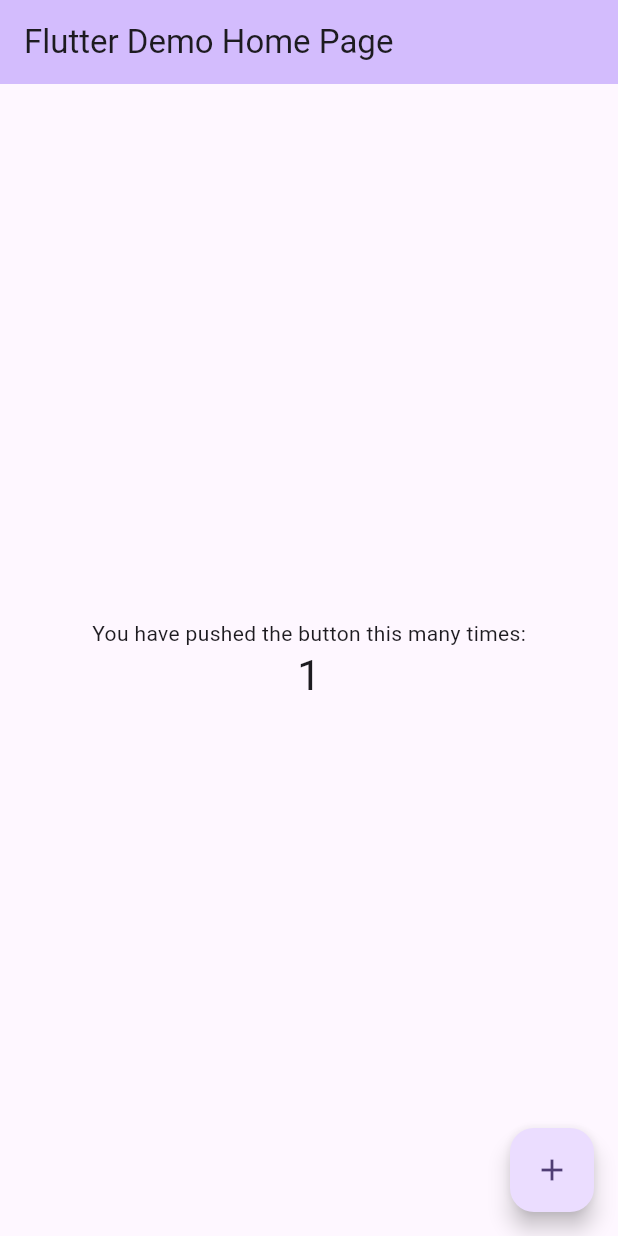
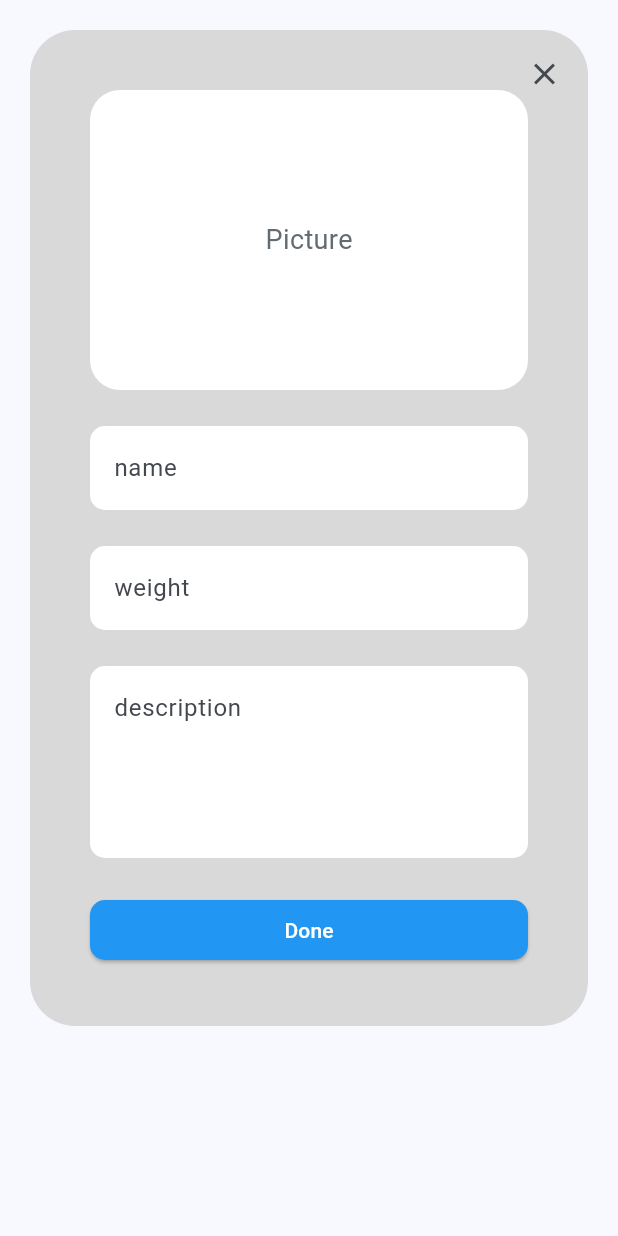
Before and after one commit to irdacin/koda, a Flutter app: the screen it shows after launch, after a tap on the "add" icon, on a phone screen of 412 x 824 dp. Run offline on Flutter 3.47's test engine with Material 3 defaults, Android fonts, the phone set to English and light mode, and no system bars.

Commit message:
Added form item page

```diff
--- a/lib/main.dart
+++ b/lib/main.dart
@@ -1,4 +1,5 @@
 import 'package:flutter/material.dart';
+import 'package:koda/pages/home_page.dart';
 
 void main() {
   runApp(const MyApp());
@@ -7,119 +8,16 @@ void main() {
 class MyApp extends StatelessWidget {
   const MyApp({super.key});
 
-  // This widget is the root of your application.
   @override
   Widget build(BuildContext context) {
     return MaterialApp(
       title: 'Flutter Demo',
       theme: ThemeData(
-        // This is the theme of your application.
-        //
-        // TRY THIS: Try running your application with "flutter run". You'll see
-        // the application has a purple toolbar. Then, without quitting the app,
-        // try changing the seedColor in the colorScheme below to Colors.green
-        // and then invoke "hot reload" (save your changes or press the "hot
-        // reload" button in a Flutter-supported IDE, or press "r" if you used
-        // the command line to start the app).
-        //
-        // Notice that the counter didn't reset back to zero; the application
-        // state is not lost during the reload. To reset the state, use hot
-        // restart instead.
-        //
-        // This works for code too, not just values: Most code changes can be
-        // tested with just a hot reload.
-        colorScheme: ColorScheme.fromSeed(seedColor: Colors.deepPurple),
+        colorScheme: ColorScheme.fromSeed(seedColor: Colors.blue),
         useMaterial3: true,
       ),
-      home: const MyHomePage(title: 'Flutter Demo Home Page'),
+      debugShowCheckedModeBanner: false,
+      home: const HomePage(),
     );
   }
 }
-
-class MyHomePage extends StatefulWidget {
-  const MyHomePage({super.key, required this.title});
-
-  // This widget is the home page of your application. It is stateful, meaning
-  // that it has a State object (defined below) that contains fields that affect
-  // how it looks.
-
-  // This class is the configuration for the state. It holds the values (in this
-  // case the title) provided by the parent (in this case the App widget) and
-  // used by the build method of the State. Fields in a Widget subclass are
-  // always marked "final".
-
-  final String title;
-
-  @override
-  State<MyHomePage> createState() => _MyHomePageState();
-}
-
-class _MyHomePageState extends State<MyHomePage> {
-  int _counter = 0;
-
-  void _incrementCounter() {
-    setState(() {
-      // This call to setState tells the Flutter framework that something has
-      // changed in this State, which causes it to rerun the build method below
-      // so that the display can reflect the updated values. If we changed
-      // _counter without calling setState(), then the build method would not be
-      // called again, and so nothing would appear to happen.
-      _counter++;
-    });
-  }
-
-  @override
-  Widget build(BuildContext context) {
-    // This method is rerun every time setState is called, for instance as done
-    // by the _incrementCounter method above.
-    //
-    // The Flutter framework has been optimized to make rerunning build methods
-    // fast, so that you can just rebuild anything that needs updating rather
-    // than having to individually change instances of widgets.
-    return Scaffold(
-      appBar: AppBar(
-        // TRY THIS: Try changing the color here to a specific color (to
-        // Colors.amber, perhaps?) and trigger a hot reload to see the AppBar
-        // change color while the other colors stay the same.
-        backgroundColor: Theme.of(context).colorScheme.inversePrimary,
-        // Here we take the value from the MyHomePage object that was created by
-        // the App.build method, and use it to set our appbar title.
-        title: Text(widget.title),
-      ),
-      body: Center(
-        // Center is a layout widget. It takes a single child and positions it
-        // in the middle of the parent.
-        child: Column(
-          // Column is also a layout widget. It takes a list of children and
-          // arranges them vertically. By default, it sizes itself to fit its
-          // children horizontally, and tries to be as tall as its parent.
-          //
-          // Column has various properties to control how it sizes itself and
-          // how it positions its children. Here we use mainAxisAlignment to
-          // center the children vertically; the main axis here is the vertical
-          // axis because Columns are vertical (the cross axis would be
-          // horizontal).
-          //
-          // TRY THIS: Invoke "debug painting" (choose the "Toggle Debug Paint"
-          // action in the IDE, or press "p" in the console), to see the
-          // wireframe for each widget.
-          mainAxisAlignment: MainAxisAlignment.center,
-          children: <Widget>[
-            const Text(
-              'You have pushed the button this many times:',
-            ),
-            Text(
-              '$_counter',
-              style: Theme.of(context).textTheme.headlineMedium,
-            ),
-          ],
-        ),
-      ),
-      floatingActionButton: FloatingActionButton(
-        onPressed: _incrementCounter,
-        tooltip: 'Increment',
-        child: const Icon(Icons.add),
-      ), // This trailing comma makes auto-formatting nicer for build methods.
-    );
-  }
-}
--- /dev/null
+++ b/lib/pages/form_item_page.dart
@@ -0,0 +1,120 @@
+import 'package:flutter/material.dart';
+
+class FormItemPage extends StatefulWidget {
+  const FormItemPage({super.key});
+
+  @override
+  State<FormItemPage> createState() => _FormItemPageState();
+}
+
+class _FormItemPageState extends State<FormItemPage> {
+  @override
+  Widget build(BuildContext context) {
+    return Scaffold(
+      body: SafeArea(
+        child: SingleChildScrollView(
+          child: Container(
+            width: MediaQuery.of(context).size.width,
+            padding: EdgeInsets.all(20),
+            child: Stack(
+              children: [
+                Container(
+                  padding: EdgeInsets.all(40),
+                  decoration: BoxDecoration(
+                    borderRadius: BorderRadius.circular(30),
+                    color: Color(0xffd9d9d9)
+                  ),
+                  child: Column(
+                    mainAxisSize: MainAxisSize.min,
+                    children: [
+                      Container(
+                        width: MediaQuery.of(context).size.width,
+                        height: 200,
+                        decoration: BoxDecoration(
+                          color: Colors.white,
+                          borderRadius: BorderRadius.circular(20)
+                        ),
+                        child: Text(
+                          "Picture",
+                          style: TextStyle(
+                            fontSize: 18,
+                            color: Color(0xff636c72)
+                          ),
+                        ),
+                        alignment: Alignment.center,
+                      ),
+                      SizedBox(height: 24),
+                      TextFormField(
+                        decoration: InputDecoration(
+                          border: OutlineInputBorder(
+                            borderRadius: BorderRadius.circular(10),
+                            borderSide: BorderSide.none
+                          ),
+                          hintText: "name",
+                          filled: true,
+                          fillColor: Colors.white
+                        ),
+                      ),
+                      SizedBox(height: 24),
+                      TextFormField(
+                        decoration: InputDecoration(
+                          border: OutlineInputBorder(
+                            borderRadius: BorderRadius.circular(10),
+                            borderSide: BorderSide.none
+                          ),
+                          filled: true,
+                          fillColor: Colors.white,
+                          hintText: "weight",
+                        ),
+                      ),
+                      SizedBox(height: 24),
+                      TextFormField(
+                        decoration: InputDecoration(
+                          border: OutlineInputBorder(
+                            borderRadius: BorderRadius.circular(10),
+                            borderSide: BorderSide.none
+                          ),
+                          filled: true,
+                          fillColor: Colors.white,
+                          hintText: "description",
+                        ),
+                        minLines: 4,
+                        maxLines: null
+                      ),
+                      SizedBox(height: 24),
+                      ElevatedButton(
+                        onPressed: () {
+                          Navigator.of(context).pop();
+                        },
+                        style: ElevatedButton.styleFrom(
+                          foregroundColor: Colors.white,
+                          backgroundColor: Colors.blue,
+                          minimumSize: Size(double.infinity, 0),
+                          padding: const EdgeInsets.all(10),
+                          shape: RoundedRectangleBorder(
+                            borderRadius: BorderRadius.circular(10)
+                          ),
+                        ),
+                        child: Text("Done")
+                      )
+                    ],
+                  ),
+                ),
+                Positioned(
+                  top: 5,
+                  right: 5,
+                  child: IconButton(
+                    icon: Icon(Icons.close),
+                    onPressed: () {
+                      Navigator.of(context).pop();
+                    },
+                  ),
+                ),
+              ],
+            ),
+          ),
+        ),
+      ),
+    );
+  }
+}
--- /dev/null
+++ b/lib/pages/home_page.dart
@@ -0,0 +1,29 @@
+import 'package:flutter/material.dart';
+import 'package:koda/pages/form_item_page.dart';
+
+class HomePage extends StatefulWidget {
+  const HomePage({super.key});
+
+  @override
+  State<HomePage> createState() => _HomePageState();
+}
+
+class _HomePageState extends State<HomePage> {
+  @override
+  Widget build(BuildContext context) {
+    return Scaffold(
+      appBar: AppBar(
+        actions: [
+          IconButton(
+            onPressed: () {
+              Navigator.of(context).push(
+                MaterialPageRoute(builder: (context) => FormItemPage())
+              );
+            },
+            icon: Icon(Icons.add)
+          )
+        ],
+      ),
+    );
+  }
+}
```
